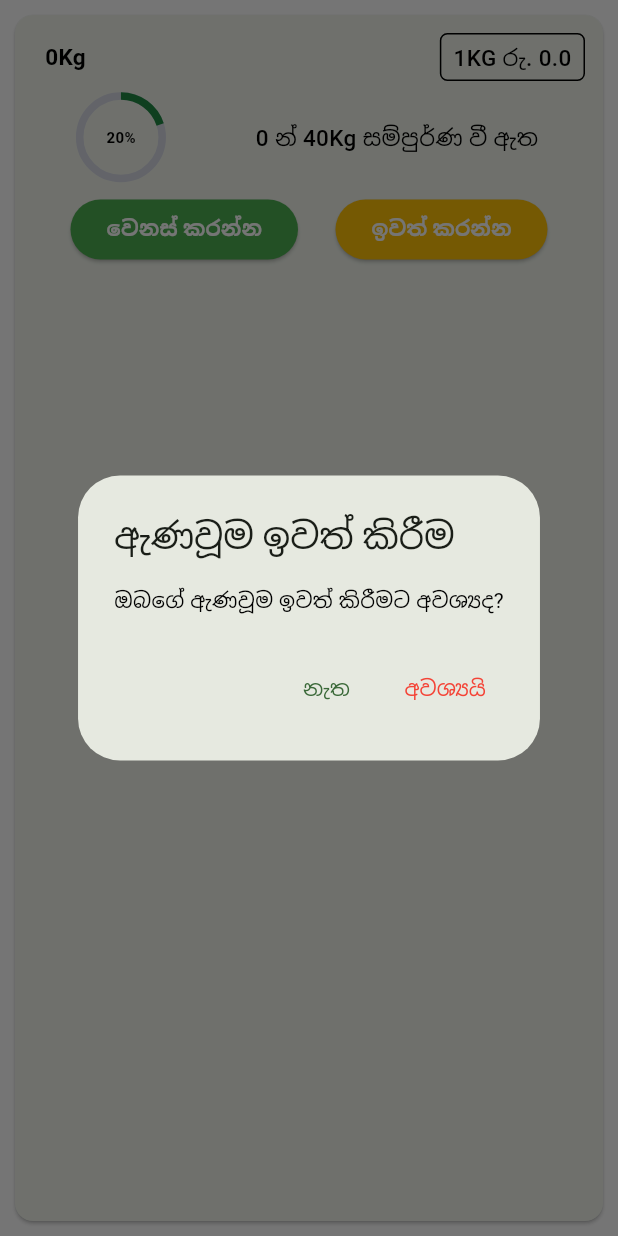
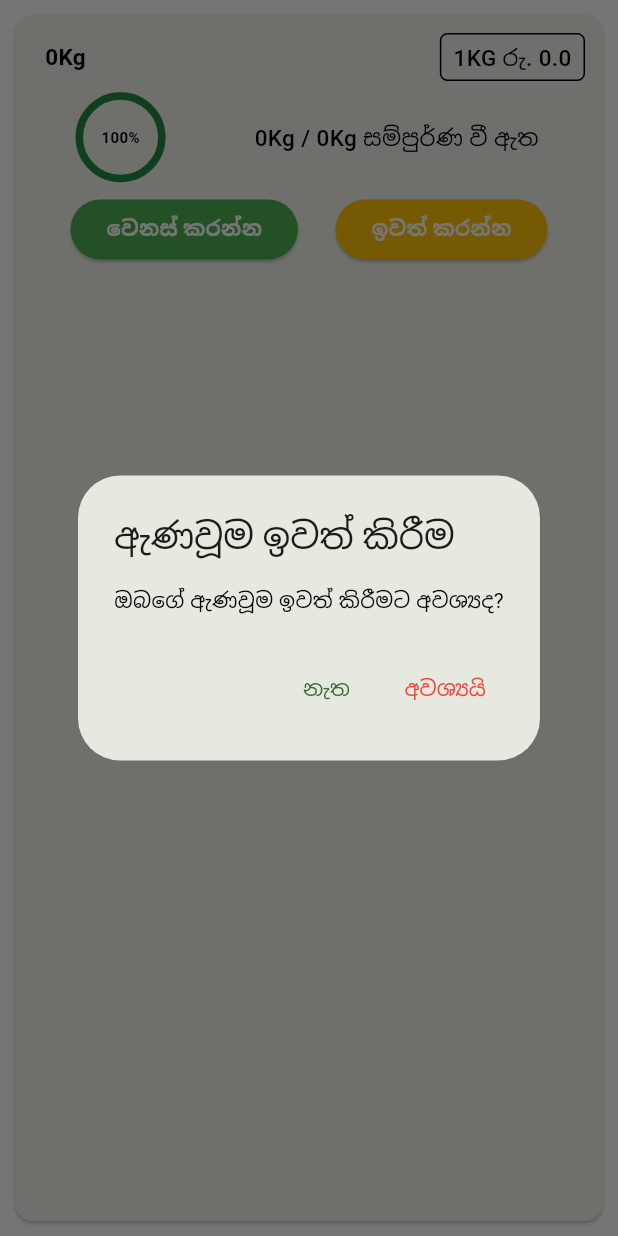
Before and after one commit to rudill/Mobile-app-for-Dambulla-Economic-Center, a Flutter app: the OnOrderTile widget shown alone on an empty page, opened directly with empty values, after a tap on "ඉවත් කරන්න", on a phone screen of 412 x 824 dp. Run offline on Flutter 3.47's test engine with Material 3 defaults, Android fonts, the phone set to English and light mode, and no system bars; our stand-ins replace cloud_firestore, firebase_auth, firebase_core, firebase_storage, hive_ce; accounts and stored records are empty.

Commit message:
create method for update product progress

```diff
--- /dev/null
+++ b/lib/Components/productQuantityManager.dart
@@ -0,0 +1,18 @@
+class ProductQuantityManager {
+  static final ProductQuantityManager _instance = ProductQuantityManager._internal();
+  final Map<String, int> _filledQuantities = {};
+
+  factory ProductQuantityManager() {
+    return _instance;
+  }
+
+  ProductQuantityManager._internal();
+
+  int getFilledQuantity(String productId) {
+    return _filledQuantities[productId] ?? 0;
+  }
+
+  void updateFilledQuantity(String productId, int quantity) {
+    _filledQuantities[productId] = getFilledQuantity(productId) + quantity;
+  }
+}
--- a/lib/Widgets/OngoingOrder_Tile.dart
+++ b/lib/Widgets/OngoingOrder_Tile.dart
@@ -1,6 +1,7 @@
 import 'package:dec_app/Pages/Seller/OrderUpdate.dart';
 import 'package:flutter/material.dart';
 
+import '../Components/productQuantityManager.dart';
 import '../Firestore/productData.dart';
 import '../Models/product_model.dart';
 
@@ -16,6 +17,10 @@ class _OnOrderTileState extends State<OnOrderTile> {
 
   @override
   Widget build(BuildContext context) {
+
+    int filledQuantity =ProductQuantityManager().getFilledQuantity(widget.product.id);
+    double progress = (filledQuantity / widget.product.quantity).clamp(0, 1);
+
     return Padding(
       padding: const EdgeInsets.all(6.0),
       child: Card(
@@ -57,14 +62,14 @@ class _OnOrderTileState extends State<OnOrderTile> {
                         height: 55,
                         width: 55,
                         child: CircularProgressIndicator(
-                          value: 0.2,
+                          value: progress,
                           color: Color(0xFF208A43),
                           backgroundColor: Color(0xD1D1D3E4),
                           strokeWidth: 5,
                         ),
                       ),
                       Text(
-                        "20%",
+                        "${(progress * 100).toStringAsFixed(0)}%",
                         style: TextStyle(
                           fontSize: 10,
                           fontWeight: FontWeight.bold,
@@ -73,9 +78,8 @@ class _OnOrderTileState extends State<OnOrderTile> {
                       ),
                     ],
                   ),
-
                   Text(
-                    "${widget.product.quantity} න් 40Kg සම්පුර්ණ වී ඇත",
+                    "${filledQuantity}Kg / ${widget.product.quantity}Kg සම්පුර්ණ වී ඇත",
                     style: TextStyle(fontWeight: FontWeight.w500, fontSize: 15),
                   ),
                 ],
```
Also changed, not shown: lib/Pages/Seller/notifications.dart (+9 -4 lines).
